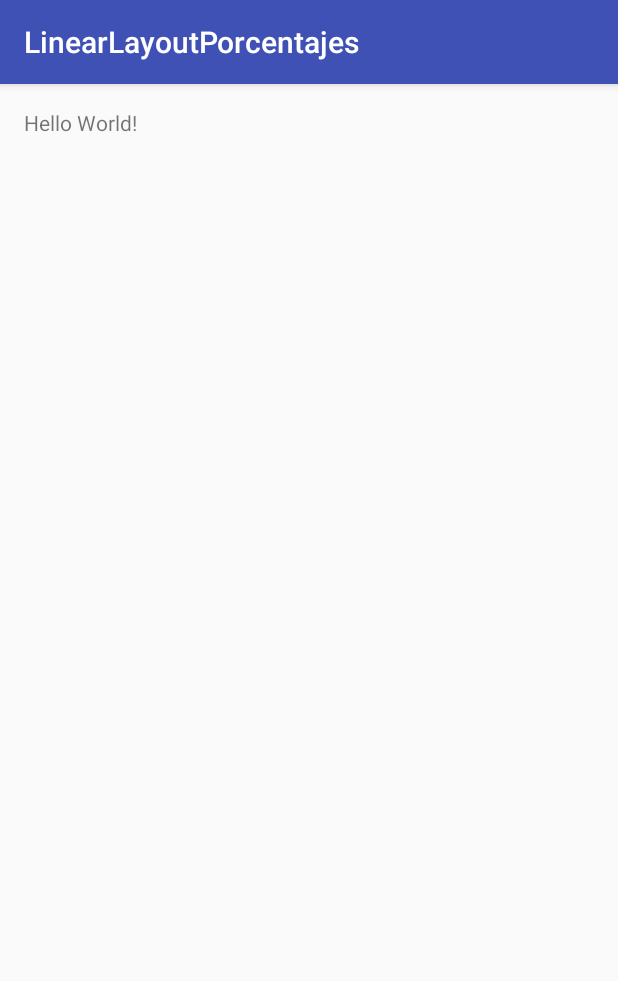
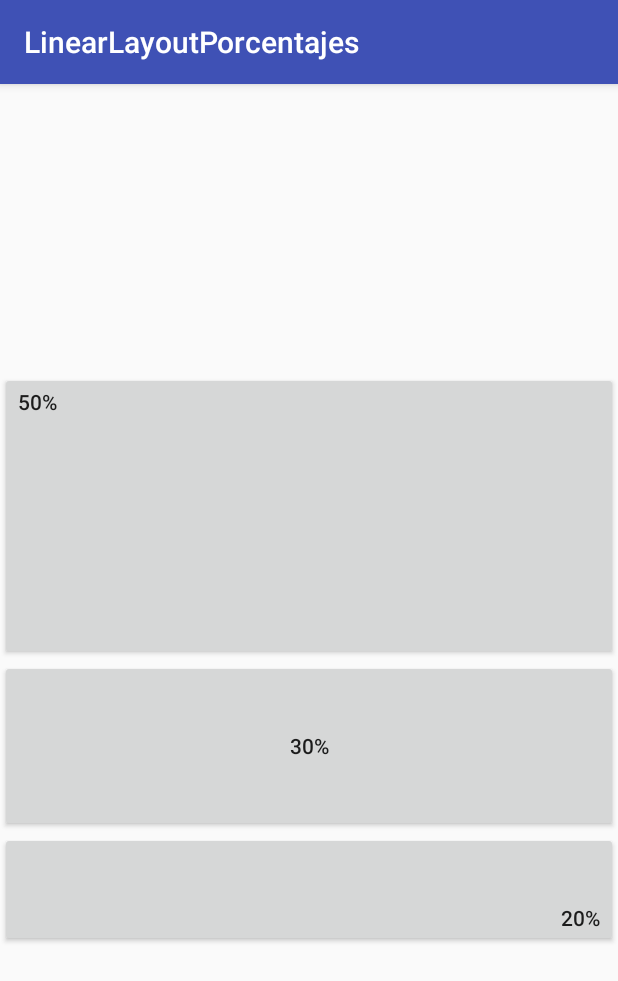
Before and after one commit to quicoGit/Quico_LinearLayoutPorcentajes, an Android app: the screen it shows after launch (MainActivity), on a phone screen of 412 x 824 dp. Shown: the top 981 px of the screen. Run offline under Robolectric (Android 15) with nearby library versions, the phone set to English and light mode, and no system bars.

Commit message:
Finalizado ejercicio 2.3

```diff
--- a/app/src/main/res/layout/activity_main.xml
+++ b/app/src/main/res/layout/activity_main.xml
@@ -1,17 +1,26 @@
 <?xml version="1.0" encoding="utf-8"?>
-<RelativeLayout xmlns:android="http://schemas.android.com/apk/res/android"
-    xmlns:tools="http://schemas.android.com/tools"
-    android:id="@+id/activity_main"
+<LinearLayout
+    xmlns:android="http://schemas.android.com/apk/res/android"
     android:layout_width="match_parent"
     android:layout_height="match_parent"
-    android:paddingBottom="@dimen/activity_vertical_margin"
-    android:paddingLeft="@dimen/activity_horizontal_margin"
-    android:paddingRight="@dimen/activity_horizontal_margin"
-    android:paddingTop="@dimen/activity_vertical_margin"
-    tools:context="net.example.llporcent.MainActivity">
-
-    <TextView
-        android:layout_width="wrap_content"
-        android:layout_height="wrap_content"
-        android:text="Hello World!" />
-</RelativeLayout>
+    android:orientation="vertical"
+    android:weightSum="200"
+    android:gravity="center_vertical">
+    <Button
+        android:layout_width="match_parent"
+        android:layout_height="0dip"
+        android:layout_weight="50"
+        android:text="@string/cincuenta_porciento"
+        android:gravity="top|left" />
+    <Button
+        android:layout_width="match_parent"
+        android:layout_height="0dip"
+        android:layout_weight="30"
+        android:text="@string/treinta_porciento"/>
+    <Button
+        android:layout_width="match_parent"
+        android:layout_height="0dip"
+        android:layout_weight="20"
+        android:text="@string/veinte_porciento"
+        android:gravity="bottom|right" />
+</LinearLayout>
--- a/app/src/main/res/values/strings.xml
+++ b/app/src/main/res/values/strings.xml
@@ -1,3 +1,6 @@
 <resources>
     <string name="app_name">LinearLayoutPorcentajes</string>
+    <string name="cincuenta_porciento">50%</string>
+    <string name="treinta_porciento">30%</string>
+    <string name="veinte_porciento">20%</string>
 </resources>
```
